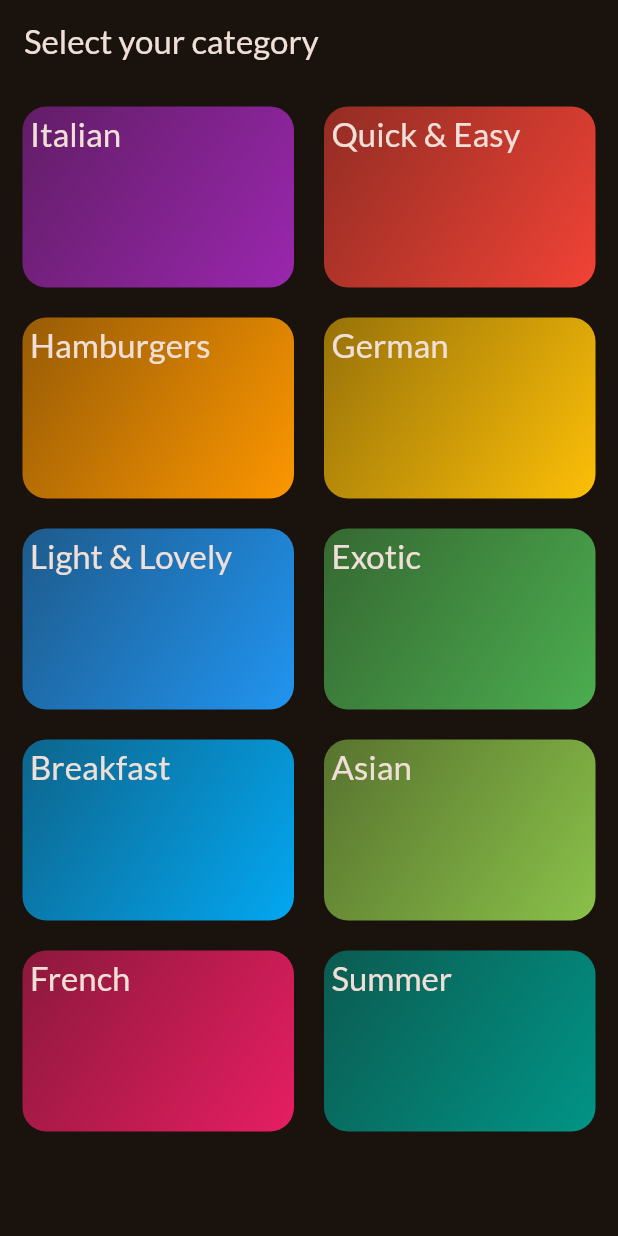
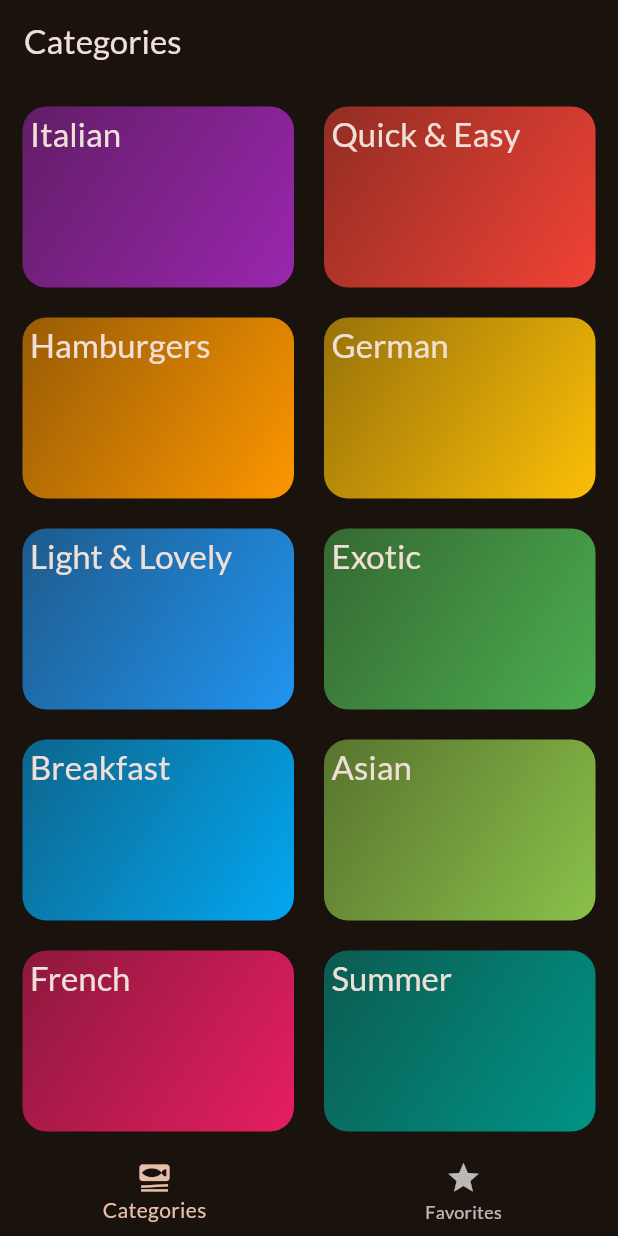
Before and after one commit to YCCNX/meals, a Flutter app: the screen it shows after launch, on a phone screen of 412 x 824 dp. Run offline on Flutter 3.47's test engine with Material 3 defaults, Android fonts, the phone set to English and light mode, and no system bars; our stand-ins replace google_fonts, transparent_image.

Commit message:
Add function to add favorites meals

```diff
--- a/lib/main.dart
+++ b/lib/main.dart
@@ -1,7 +1,7 @@
 import 'package:flutter/material.dart';
 
 import 'package:google_fonts/google_fonts.dart';
-import 'package:meals/screens/categories.dart';
+import 'package:meals/screens/tabs.dart';
 
 final theme = ThemeData(
   useMaterial3: true,
@@ -23,7 +23,7 @@ class App extends StatelessWidget {
   Widget build(BuildContext context) {
     return MaterialApp(
       theme: theme,
-      home: const CategoriesScreen(),
+      home: const TabScreen(),
     );
   }
 }
--- a/lib/screens/categories.dart
+++ b/lib/screens/categories.dart
@@ -2,11 +2,14 @@ import 'package:flutter/material.dart';
 
 import 'package:meals/data/dummy_data.dart';
 import 'package:meals/models/category.dart';
+import 'package:meals/models/meal.dart';
 import 'package:meals/screens/meals.dart';
 import 'package:meals/widgets/category_grid_item.dart';
 
 class CategoriesScreen extends StatelessWidget {
-  const CategoriesScreen({super.key});
+  const CategoriesScreen({super.key, required this.onToggleFavorite});
+
+  final void Function(Meal meal) onToggleFavorite;
 
   void _selectCategory(BuildContext context, Category category) {
     final filteredMeals = dummyMeals
@@ -19,6 +22,7 @@ class CategoriesScreen extends StatelessWidget {
         builder: (ctx) => MealsScreen(
           title: category.title,
           meals: filteredMeals,
+          onToggleFavorite: onToggleFavorite,
         ),
       ),
     );
@@ -26,11 +30,7 @@ class CategoriesScreen extends StatelessWidget {
 
   @override
   Widget build(BuildContext context) {
-    return Scaffold(
-      appBar: AppBar(
-        title: const Text('Select your category'),
-      ),
-      body: GridView(
+    return GridView(
       padding: const EdgeInsets.all(15),
       gridDelegate: const SliverGridDelegateWithFixedCrossAxisCount(
         crossAxisCount: 2,
@@ -47,7 +47,6 @@ class CategoriesScreen extends StatelessWidget {
             },
           ),
       ],
-      ),
     );
   }
 }
--- /dev/null
+++ b/lib/screens/tabs.dart
@@ -0,0 +1,70 @@
+import 'package:flutter/material.dart';
+
+import 'package:meals/models/meal.dart';
+import 'package:meals/screens/categories.dart';
+import 'package:meals/screens/meals.dart';
+
+class TabScreen extends StatefulWidget {
+  const TabScreen({super.key});
+
+  @override
+  State<TabScreen> createState() => _TabScreenState();
+}
+
+class _TabScreenState extends State<TabScreen> {
+  int _selectedPageIndex = 0;
+  final List<Meal> _favoriteMeals = [];
+
+  void _toggleMealFavoriteStatus(Meal meal) {
+    final isExisting = _favoriteMeals.contains(meal);
+
+    if (isExisting) {
+      _favoriteMeals.remove(meal);
+    } else {
+      _favoriteMeals.add(meal);
+    }
+  }
+
+  void _selectPage(int index) {
+    setState(() {
+      _selectedPageIndex = index;
+    });
+  }
+
+  @override
+  Widget build(BuildContext context) {
+    Widget activePage = CategoriesScreen(
+      onToggleFavorite: _toggleMealFavoriteStatus,
+    );
+    var activePageTitle = 'Categories';
+
+    if (_selectedPageIndex == 1) {
+      activePage = MealsScreen(
+        meals: [],
+        onToggleFavorite: _toggleMealFavoriteStatus,
+      );
+      activePageTitle = 'Your Favorites';
+    }
+
+    return Scaffold(
+      appBar: AppBar(
+        title: Text(activePageTitle),
+      ),
+      body: activePage,
+      bottomNavigationBar: BottomNavigationBar(
+        onTap: _selectPage,
+        currentIndex: _selectedPageIndex,
+        items: const [
+          BottomNavigationBarItem(
+            icon: Icon(Icons.set_meal),
+            label: 'Categories',
+          ),
+          BottomNavigationBarItem(
+            icon: Icon(Icons.star),
+            label: 'Favorites',
+          ),
+        ],
+      ),
+    );
+  }
+}
```
Also changed, not shown: lib/screens/meal_details.dart (+11 -0 lines), lib/screens/meals.dart (+13 -7 lines). Lines whose indentation alone changed are shown as unchanged.
